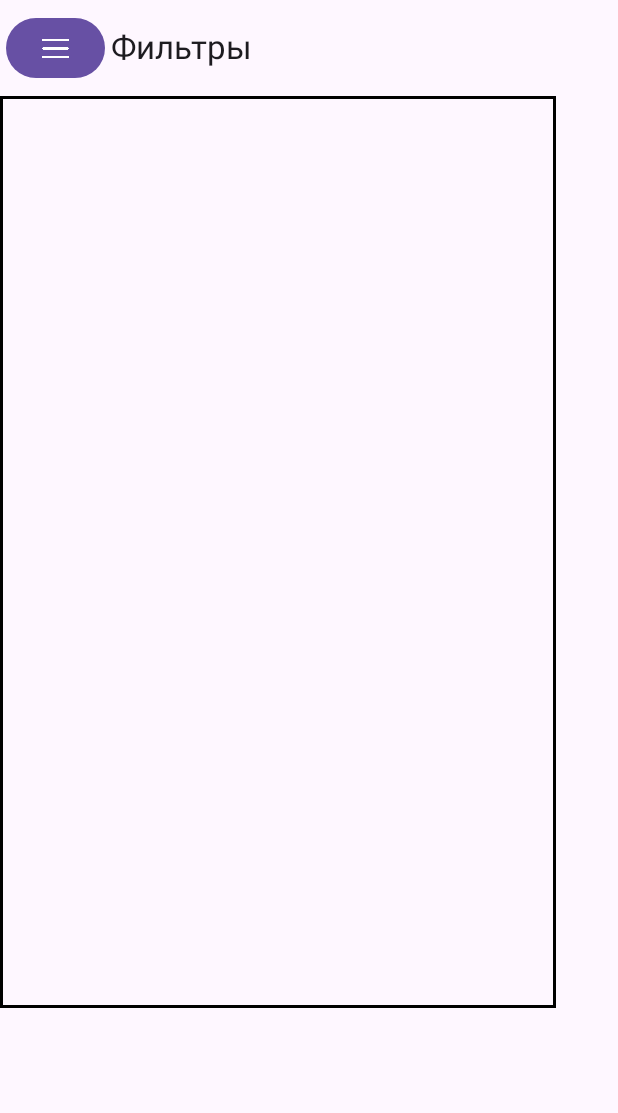
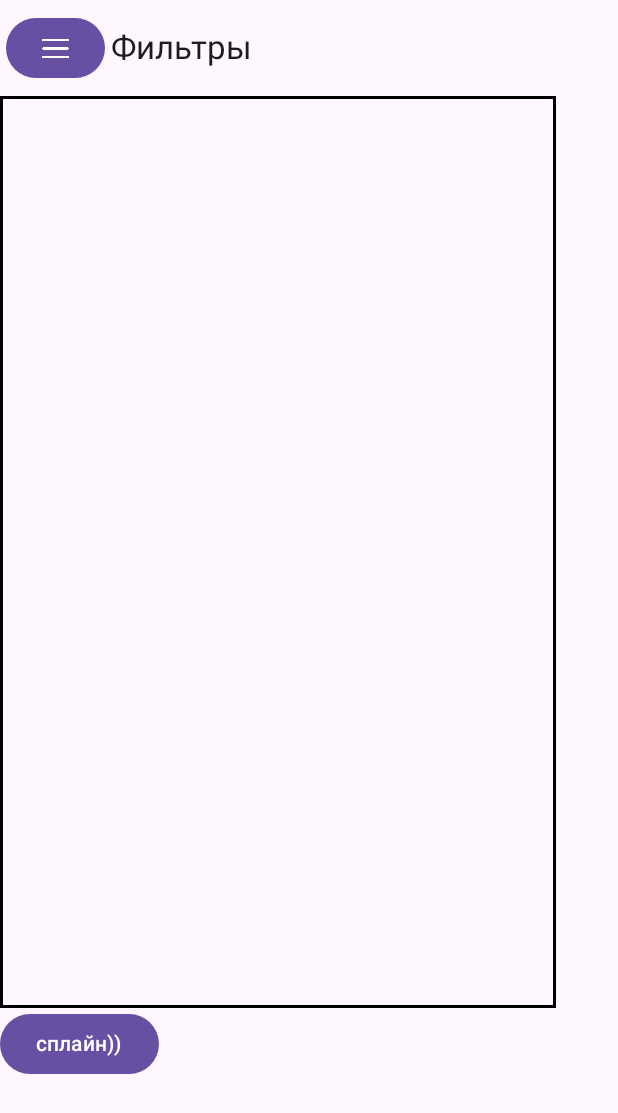
Before and after one commit to sanyagvozdoder/MobileDev, an Android app built with Jetpack Compose: the VectorScreen screen opened through its navigation route, on a phone screen of 412 x 824 dp. Shown: the top 1113 px of the screen. Run offline under Robolectric (Android 15) with nearby library versions, the phone set to English and light mode, and no system bars; pictures from the network do not load.

Commit message:
сплайны:Начало(место для реализации алгоритма)

```diff
--- a/app/src/main/java/com/example/mobiledev/presentation/vectorscreen/VectorScreen.kt
+++ b/app/src/main/java/com/example/mobiledev/presentation/vectorscreen/VectorScreen.kt
@@ -13,6 +13,7 @@ import androidx.compose.foundation.layout.fillMaxHeight
 import androidx.compose.foundation.layout.fillMaxSize
 import androidx.compose.foundation.layout.fillMaxWidth
 import androidx.compose.foundation.layout.padding
+import androidx.compose.material3.Button
 import androidx.compose.material3.DrawerValue
 import androidx.compose.material3.ExperimentalMaterial3Api
 import androidx.compose.material3.ModalDrawerSheet
@@ -36,12 +37,15 @@ import androidx.compose.ui.Modifier
 import androidx.compose.ui.geometry.Offset
 import androidx.compose.ui.graphics.Color
 import androidx.compose.ui.graphics.StrokeCap
+import androidx.compose.ui.graphics.drawscope.CanvasDrawScope
+import androidx.compose.ui.graphics.drawscope.DrawScope
 import androidx.compose.ui.input.pointer.pointerInput
 import androidx.compose.ui.layout.ContentScale
 import androidx.compose.ui.unit.dp
 import androidx.navigation.NavController
 import coil.compose.AsyncImage
 import com.example.mobiledev.R
+import com.example.mobiledev.presentation.algoritms.DrawSpline
 import com.example.mobiledev.presentation.editorscreen.common.IconButton
 import com.example.mobiledev.presentation.editorscreen.common.SettingsTools
 import com.example.mobiledev.presentation.editorscreen.common.Slider
@@ -67,6 +71,9 @@ fun VectorScreen(
         mutableStateListOf<Offset>()
     }
 
+    var isDrawSpline by remember{
+        mutableStateOf(false)
+    }
 
     ModalNavigationDrawer(
         drawerContent = {
@@ -112,12 +119,16 @@ fun VectorScreen(
                 )
             },
         ) {
+            Column(
+                modifier = Modifier
+                    .padding(it)
+                    .fillMaxSize()
+            ) {
                 Canvas(
                     modifier = Modifier
-                    .padding(it)
                         .fillMaxWidth(0.9f)
                         .fillMaxHeight(0.8f)
-                    .border(2.dp,Color.Black)
+                        .border(2.dp, Color.Black)
                         .pointerInput(Unit) {
                             detectTapGestures { offset ->
                                 dots.add(offset)
@@ -141,8 +152,22 @@ fun VectorScreen(
                             )
                         }
                     }
+
+                    if(isDrawSpline){
+                        DrawSpline(dots)
+                    }
+                }
+                Button(
+                    onClick = {
+                        isDrawSpline = true
+                    }
+                )
+                {
+                    Text(text = "сплайн))")
                 }
             }
 
         }
+
     }
+}
```
Also changed, not shown: app/src/main/java/com/example/mobiledev/presentation/algoritms/DrawSpline.kt (added, +26 -0 lines). Lines whose indentation alone changed are shown as unchanged.
